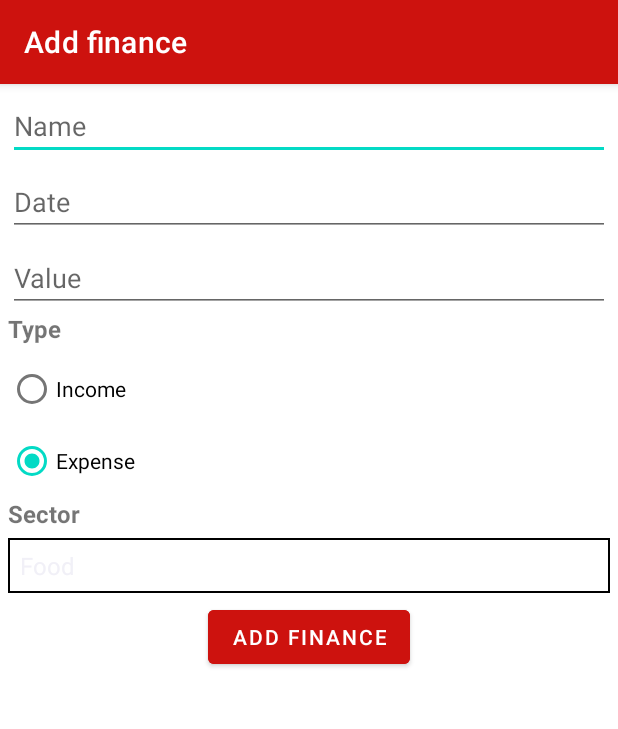
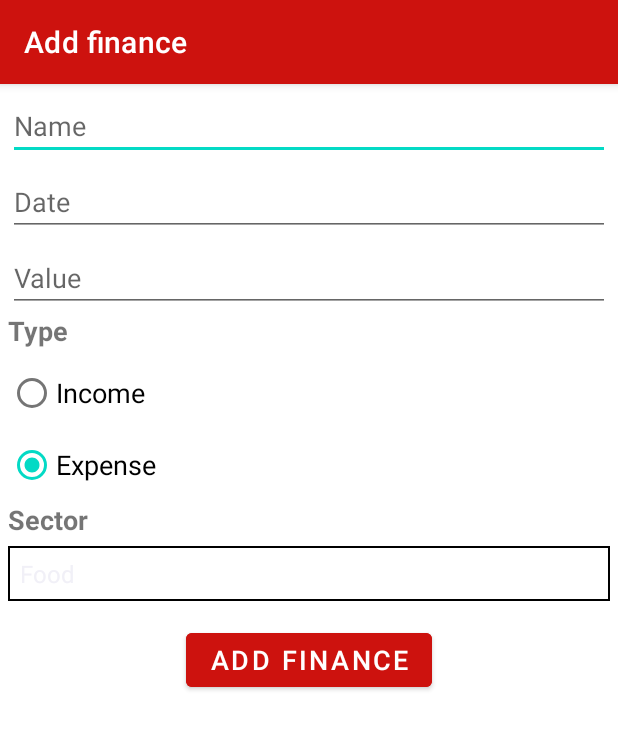
Before and after one commit to HumbertoBPF/LifeManagerMobile, an Android app: the FinancesActivity screen opened directly, with no data from a screen before it, after a tap on "Add finance", on a phone screen of 412 x 824 dp. Shown: the top 729 px of the screen. Run offline under Robolectric (Android 15) with nearby library versions, the phone set to English and light mode, and no system bars; our stand-ins replace Room's generated code.

Commit message:
Increasing fontSize and using a unique XML for all the recycler view adapters

```diff
--- a/app/src/main/java/com/example/lifemanager/activities/CategoryActivity.java
+++ b/app/src/main/java/com/example/lifemanager/activities/CategoryActivity.java
@@ -13,7 +13,6 @@ import androidx.appcompat.app.AppCompatActivity;
 import androidx.recyclerview.widget.RecyclerView;
 
 import com.example.lifemanager.R;
-import com.example.lifemanager.tools.Util;
 
 public class CategoryActivity extends AppCompatActivity {
 
--- a/app/src/main/java/com/example/lifemanager/activities/MainActivity.java
+++ b/app/src/main/java/com/example/lifemanager/activities/MainActivity.java
@@ -20,7 +20,7 @@ import com.example.lifemanager.activities.studies.StudiesActivity;
 import com.example.lifemanager.activities.tasks.TasksActivity;
 import com.example.lifemanager.dao.RoomSettingDAO;
 import com.example.lifemanager.model.Setting;
-import com.example.lifemanager.recycler_view.ListResourcesAdapter;
+import com.example.lifemanager.recycler_view.ListResourcesMenuAdapter;
 import com.example.lifemanager.roomConfig.LifeManagerDatabase;
 import com.example.lifemanager.tools.Util;
 
@@ -114,7 +114,7 @@ public class MainActivity extends AppCompatActivity {
 
     private void configureAdapter() {
         resourcesNames.addAll(Arrays.asList(getResources().getStringArray(R.array.categories)));
-        resourcesList.setAdapter(new ListResourcesAdapter(this, resourcesNames, new ListResourcesAdapter.OnClickListener() {
+        resourcesList.setAdapter(new ListResourcesMenuAdapter(this, resourcesNames, new ListResourcesMenuAdapter.OnClickListener() {
             @Override
             public void onItemClickListener(String category) {
                 if (category.equals(getResources().getStringArray(R.array.categories)[0])){
--- a/app/src/main/java/com/example/lifemanager/activities/tasks/DetailedTaskActivity.java
+++ b/app/src/main/java/com/example/lifemanager/activities/tasks/DetailedTaskActivity.java
@@ -1,8 +1,6 @@
 package com.example.lifemanager.activities.tasks;
 
 import static com.example.lifemanager.model.Constants.formatter;
-
-import androidx.appcompat.app.AppCompatActivity;
 
 import android.content.Intent;
 import android.os.Bundle;
@@ -10,7 +8,6 @@ import android.view.View;
 
 import com.example.lifemanager.R;
 import com.example.lifemanager.activities.DetailedResourceActivity;
-import com.example.lifemanager.model.Studies;
 import com.example.lifemanager.model.Task;
 
 public class DetailedTaskActivity extends DetailedResourceActivity {
--- a/app/src/main/java/com/example/lifemanager/tools/Util.java
+++ b/app/src/main/java/com/example/lifemanager/tools/Util.java
@@ -2,7 +2,6 @@ package com.example.lifemanager.tools;
 
 import android.app.Activity;
 import android.content.Context;
-import android.graphics.Color;
 import android.graphics.drawable.ColorDrawable;
 import android.widget.Toast;
 
--- a/app/src/main/java/com/example/lifemanager/type_converters/ConverterCalendar.java
+++ b/app/src/main/java/com/example/lifemanager/type_converters/ConverterCalendar.java
@@ -6,7 +6,6 @@ import android.util.Log;
 
 import androidx.room.TypeConverter;
 
-import java.text.SimpleDateFormat;
 import java.util.Calendar;
 
 public class ConverterCalendar {
--- a/app/src/main/res/layout/activity_add_resource.xml
+++ b/app/src/main/res/layout/activity_add_resource.xml
@@ -13,6 +13,7 @@
         android:layout_width="0dp"
         android:layout_height="wrap_content"
         android:inputType="text"
+        android:textSize="18sp"
         android:hint="@string/form_name_hint"
         app:layout_constraintTop_toTopOf="parent"
         app:layout_constraintStart_toStartOf="parent"
@@ -25,6 +26,7 @@
         android:layout_width="0dp"
         android:layout_height="wrap_content"
         android:inputType="text"
+        android:textSize="18sp"
         android:hint="@string/form_link_course_hint"
         app:layout_constraintTop_toBottomOf="@id/studies_form_name"
         app:layout_constraintStart_toStartOf="@id/studies_form_name"
@@ -37,6 +39,7 @@
         android:layout_width="0dp"
         android:layout_height="wrap_content"
         android:inputType="number"
+        android:textSize="18sp"
         android:hint="@string/form_position_hint"
         app:layout_constraintTop_toBottomOf="@id/studies_form_link_course"
         app:layout_constraintStart_toStartOf="@id/studies_form_name"
@@ -52,7 +55,7 @@
         app:layout_constraintStart_toStartOf="@id/studies_form_name"
         app:layout_constraintEnd_toEndOf="@id/studies_form_name"
         app:layout_constraintHorizontal_bias="0.0"
-        android:textSize="16sp"
+        android:textSize="18sp"
         android:textStyle="bold"
         android:text="@string/form_status_label"
         android:visibility="gone"/>
@@ -73,6 +76,7 @@
             android:layout_width="wrap_content"
             android:layout_height="wrap_content"
             android:checked="false"
+            android:textSize="18sp"
             android:text="@string/form_status_radio_button_concluded"
             android:visibility="gone"/>
 
@@ -81,6 +85,7 @@
             android:layout_width="wrap_content"
             android:layout_height="wrap_content"
             android:checked="true"
+            android:textSize="18sp"
             android:text="@string/form_status_radio_button_pending"
             android:visibility="gone"/>
 
@@ -94,7 +99,7 @@
         app:layout_constraintStart_toStartOf="@id/studies_form_name"
         app:layout_constraintEnd_toEndOf="@id/studies_form_name"
         app:layout_constraintHorizontal_bias="0.0"
-        android:textSize="16sp"
+        android:textSize="18sp"
         android:textStyle="bold"
         android:text="@string/form_category_label"
         android:visibility="gone"/>
@@ -104,6 +109,7 @@
         android:layout_width="0dp"
         android:layout_height="wrap_content"
         android:background="@drawable/border_spinner"
+        android:textSize="18sp"
         app:layout_constraintTop_toBottomOf="@id/studies_form_category_label"
         app:layout_constraintStart_toStartOf="@id/studies_form_name"
         app:layout_constraintEnd_toEndOf="@id/studies_form_name"
@@ -115,12 +121,13 @@
         android:id="@+id/studies_form_button_submit"
         android:layout_width="wrap_content"
         android:layout_height="wrap_content"
+        android:textSize="18sp"
         android:text="@string/title_appbar_studies_form"
         android:backgroundTint="@color/color_studies_item"
         app:layout_constraintTop_toBottomOf="@id/studies_form_category"
         app:layout_constraintStart_toStartOf="parent"
         app:layout_constraintEnd_toEndOf="parent"
-        android:layout_marginVertical="5dp"
+        android:layout_marginVertical="15dp"
         android:visibility="gone"/>
 
     <!--                    FORM FINANCES                    -->
@@ -130,6 +137,7 @@
         android:layout_width="0dp"
         android:layout_height="wrap_content"
         android:inputType="text"
+        android:textSize="18sp"
         android:hint="@string/form_name_hint"
         app:layout_constraintTop_toTopOf="parent"
         app:layout_constraintStart_toStartOf="parent"
@@ -143,6 +151,7 @@
         android:layout_height="wrap_content"
         android:inputType="date"
         android:maxLength="8"
+        android:textSize="18sp"
         android:hint="@string/form_date_hint"
         app:layout_constraintTop_toBottomOf="@id/finance_form_name"
         app:layout_constraintStart_toStartOf="@id/finance_form_name"
@@ -155,6 +164,7 @@
         android:layout_width="0dp"
         android:layout_height="wrap_content"
         android:inputType="numberDecimal"
+        android:textSize="18sp"
         android:hint="@string/form_value_hint"
         app:layout_constraintTop_toBottomOf="@id/finance_form_date"
         app:layout_constraintStart_toStartOf="@id/finance_form_date"
@@ -170,7 +180,7 @@
         app:layout_constraintStart_toStartOf="@id/finance_form_date"
         app:layout_constraintEnd_toEndOf="@id/finance_form_date"
         app:layout_constraintHorizontal_bias="0.0"
-        android:textSize="16sp"
+        android:textSize="18sp"
         android:textStyle="bold"
         android:text="@string/form_type_label"
         android:visibility="gone"/>
@@ -180,6 +190,7 @@
         android:layout_width="0dp"
         android:layout_height="wrap_content"
         android:orientation="vertical"
+        android:textSize="18sp"
         app:layout_constraintTop_toBottomOf="@id/finance_form_type_label"
         app:layout_constraintStart_toStartOf="@id/finance_form_date"
         app:layout_constraintEnd_toEndOf="@id/finance_form_date"
@@ -191,6 +202,7 @@
             android:layout_width="wrap_content"
             android:layout_height="wrap_content"
             android:checked="false"
+            android:textSize="18sp"
             android:text="@string/form_type_radio_button_income"
             android:visibility="gone"/>
 
@@ -199,6 +211,7 @@
             android:layout_width="wrap_content"
             android:layout_height="wrap_content"
             android:checked="true"
+            android:textSize="18sp"
             android:text="@string/form_type_radio_button_expense"
             android:visibility="gone"/>
 
@@ -212,7 +225,7 @@
         app:layout_constraintStart_toStartOf="@id/finance_form_date"
         app:layout_constraintEnd_toEndOf="@id/finance_form_date"
         app:layout_constraintHorizontal_bias="0.0"
-        android:textSize="16sp"
+        android:textSize="18sp"
         android:textStyle="bold"
         android:text="@string/form_sector_label"
         android:visibility="gone"/>
@@ -222,6 +235,7 @@
         android:layout_width="0dp"
         android:layout_height="wrap_content"
         android:background="@drawable/border_spinner"
+        android:textSize="18sp"
         app:layout_constraintTop_toBottomOf="@id/finance_form_sector_label"
         app:layout_constraintStart_toStartOf="@id/finance_form_date"
         app:layout_constraintEnd_toEndOf="@id/finance_form_date"
@@ -233,12 +247,13 @@
         android:id="@+id/finance_form_button_submit"
         android:layout_width="wrap_content"
         android:layout_height="wrap_content"
+        android:textSize="18sp"
         android:text="@string/title_appbar_finance_form"
         android:backgroundTint="@color/color_finances_item"
         app:layout_constraintTop_toBottomOf="@id/finance_form_sector"
         app:layout_constraintStart_toStartOf="parent"
         app:layout_constraintEnd_toEndOf="parent"
-        android:layout_marginVertical="5dp"
+        android:layout_marginVertical="15dp"
         android:visibility="gone"/>
 
     <!--                    FORM TASKS                    -->
@@ -248,6 +263,7 @@
         android:layout_width="0dp"
         android:layout_height="wrap_content"
         android:inputType="text"
+        android:textSize="18sp"
         android:hint="@string/form_subject_hint"
         app:layout_constraintTop_toTopOf="parent"
         app:layout_constraintStart_toStartOf="parent"
@@ -260,6 +276,7 @@
         android:layout_width="0dp"
         android:layout_height="wrap_content"
         android:inputType="text"
+        android:textSize="18sp"
         android:hint="@string/form_name_hint"
         app:layout_constraintTop_toBottomOf="@id/task_form_subject"
         app:layout_constraintStart_toStartOf="@id/task_form_subject"
@@ -272,6 +289,7 @@
         android:layout_width="0dp"
         android:layout_height="wrap_content"
         android:inputType="text"
+        android:textSize="18sp"
         android:hint="@string/form_description_hint"
         app:layout_constraintTop_toBottomOf="@id/task_form_name"
         app:layout_constraintStart_toStartOf="@id/task_form_subject"
@@ -287,7 +305,7 @@
         app:layout_constraintStart_toStartOf="@id/task_form_subject"
         app:layout_constraintEnd_toEndOf="@id/task_form_subject"
         app:layout_constraintHorizontal_bias="0.0"
-        android:textSize="16sp"
+        android:textSize="18sp"
         android:textStyle="bold"
         android:text="@string/form_status_label"
         android:visibility="gone"/>
@@ -308,6 +326,7 @@
             android:layout_width="wrap_content"
             android:layout_height="wrap_content"
             android:checked="false"
+            android:textSize="18sp"
             android:text="@string/form_status_radio_button_concluded"
             android:visibility="gone"/>
 
@@ -316,6 +335,7 @@
             android:layout_width="wrap_content"
             android:layout_height="wrap_content"
             android:checked="true"
+            android:textSize="18sp"
             android:text="@string/form_status_radio_button_pending"
             android:visibility="gone"/>
 
@@ -329,7 +349,7 @@
         app:layout_constraintStart_toStartOf="@id/task_form_subject"
         app:layout_constraintEnd_toEndOf="@id/task_form_subject"
         app:layout_constraintHorizontal_bias="0.0"
-        android:textSize="16sp"
+        android:textSize="18sp"
         android:textStyle="bold"
         android:text="@string/form_priority_label"
         android:visibility="gone"/>
@@ -350,6 +370,7 @@
             android:layout_width="wrap_content"
             android:layout_height="wrap_content"
             android:checked="false"
+            android:textSize="18sp"
             android:text="@string/form_priority_radio_button_high"
             android:visibility="gone"/>
 
@@ -358,6 +379,7 @@
             android:layout_width="wrap_content"
             android:layout_height="wrap_content"
             android:checked="true"
+            android:textSize="18sp"
             android:text="@string/form_priority_radio_button_medium"
             android:visibility="gone"/>
 
@@ -366,6 +388,7 @@
             android:layout_width="wrap_content"
             android:layout_height="wrap_content"
             android:checked="false"
+            android:textSize="18sp"
             android:text="@string/form_priority_radio_button_low"
             android:visibility="gone"/>
 
@@ -377,6 +400,7 @@
         android:layout_height="wrap_content"
         android:inputType="date"
         android:maxLength="8"
+        android:textSize="18sp"
         android:hint="@string/form_deadline_hint"
         app:layout_constraintTop_toBottomOf="@id/task_form_priority"
         app:layout_constraintStart_toStartOf="@id/task_form_subject"
@@ -390,6 +414,7 @@
         android:layout_height="wrap_content"
         android:inputType="date"
         android:maxLength="8"
+        android:textSize="18sp"
         android:hint="@string/form_due_date_hint"
         app:layout_constraintTop_toBottomOf="@id/task_form_deadline"
         app:layout_constraintStart_toStartOf="@id/task_form_subject"
@@ -401,12 +426,13 @@
         android:id="@+id/task_form_button_submit"
         android:layout_width="wrap_content"
         android:layout_height="wrap_content"
+        android:textSize="18sp"
         android:text="@string/title_appbar_task_form"
         android:backgroundTint="@color/color_tasks_item"
         app:layout_constraintTop_toBottomOf="@id/task_form_due_date"
         app:layout_constraintStart_toStartOf="parent"
         app:layout_constraintEnd_toEndOf="parent"
-        android:layout_marginVertical="5dp"
+        android:layout_marginVertical="15dp"
         android:visibility="gone"/>
 
 
--- a/app/src/main/res/layout/activity_app_settings.xml
+++ b/app/src/main/res/layout/activity_app_settings.xml
@@ -11,6 +11,7 @@
         android:layout_width="match_parent"
         android:layout_height="wrap_content"
         android:inputType="text"
+        android:textSize="18sp"
         android:hint="@string/hint_setting_input_username"
         app:layout_constraintTop_toTopOf="parent"
         app:layout_constraintStart_toEndOf="parent"
@@ -21,10 +22,11 @@
         android:id="@+id/button_save_settings"
         android:layout_width="wrap_content"
         android:layout_height="wrap_content"
+        android:textSize="18sp"
         android:text="@string/text_save_settings_button"
         app:layout_constraintTop_toBottomOf="@id/input_username"
         app:layout_constraintStart_toStartOf="parent"
         app:layout_constraintEnd_toEndOf="parent"
-        android:layout_margin="5dp"/>
+        android:layout_margin="15dp"/>
 
 </androidx.constraintlayout.widget.ConstraintLayout>
--- a/app/src/main/res/layout/activity_category.xml
+++ b/app/src/main/res/layout/activity_category.xml
@@ -15,6 +15,7 @@
         app:layout_constraintStart_toStartOf="parent"
         app:layout_constraintEnd_toEndOf="parent"
         android:layout_margin="5dp"
+        android:textSize="18sp"
         app:layoutManager="androidx.recyclerview.widget.LinearLayoutManager"
         app:spanCount="1"
         android:orientation="vertical"
--- a/app/src/main/res/layout/activity_main.xml
+++ b/app/src/main/res/layout/activity_main.xml
@@ -11,11 +11,12 @@
         android:id="@+id/date_text_view"
         android:layout_width="wrap_content"
         android:layout_height="wrap_content"
+        android:textSize="18sp"
         app:layout_constraintTop_toTopOf="parent"
         app:layout_constraintStart_toStartOf="parent"
         android:layout_marginStart="5dp"
         android:layout_marginTop="10dp"
-        tools:text="Date"/>
+        tools:text="Greeting"/>
 
     <androidx.recyclerview.widget.RecyclerView
         android:id="@+id/resources_list"
```
Also changed, not shown: app/src/main/java/com/example/lifemanager/recycler_view/ListFinancesAdapter.java (+4 -4 lines), app/src/main/java/com/example/lifemanager/recycler_view/ListResourcesMenuAdapter.java (renamed from app/src/main/java/com/example/lifemanager/recycler_view/ListResourcesAdapter.java, +5 -5 lines), app/src/main/java/com/example/lifemanager/recycler_view/ListStudiesAdapter.java (+4 -4 lines), app/src/main/java/com/example/lifemanager/recycler_view/ListTasksAdapter.java (+4 -4 lines), app/src/main/res/layout/activity_detailed_resource.xml (+19 -0 lines), app/src/main/res/layout/item_finance_list.xml (deleted, +0 -53 lines), app/src/main/res/layout/item_resource_list.xml (+47 -26 lines), app/src/main/res/layout/item_resources_menu_list.xml (added, +35 -0 lines), app/src/main/res/layout/item_study_list.xml (deleted, +0 -53 lines), app/src/main/res/layout/item_task_list.xml (deleted, +0 -53 lines).
